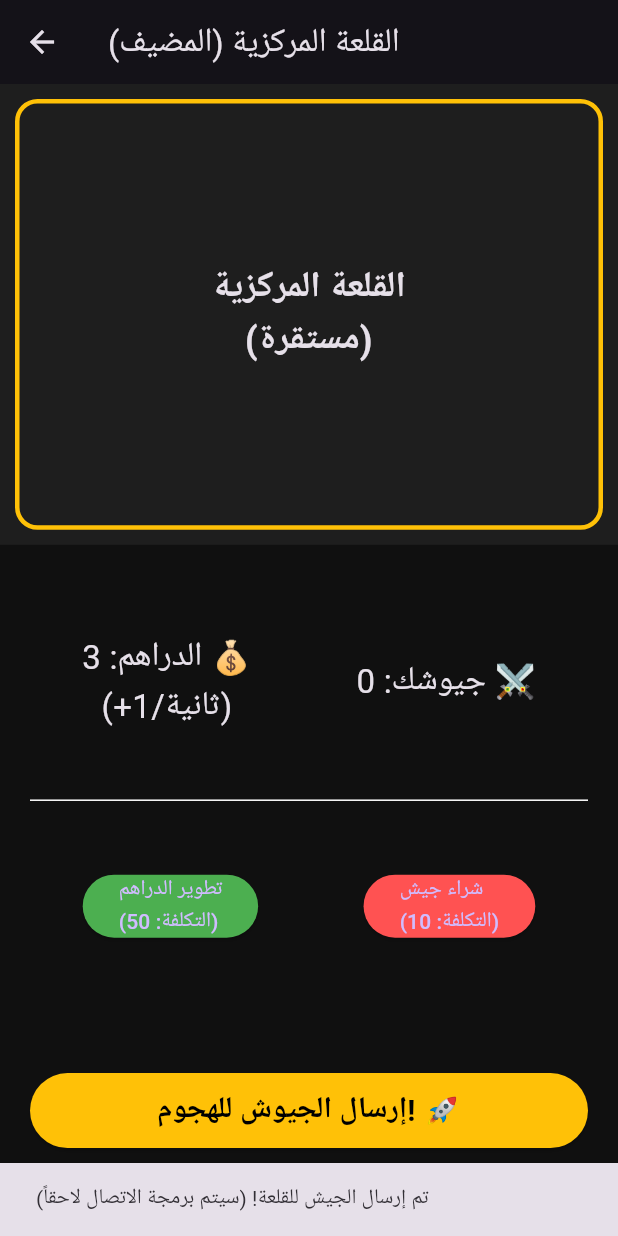
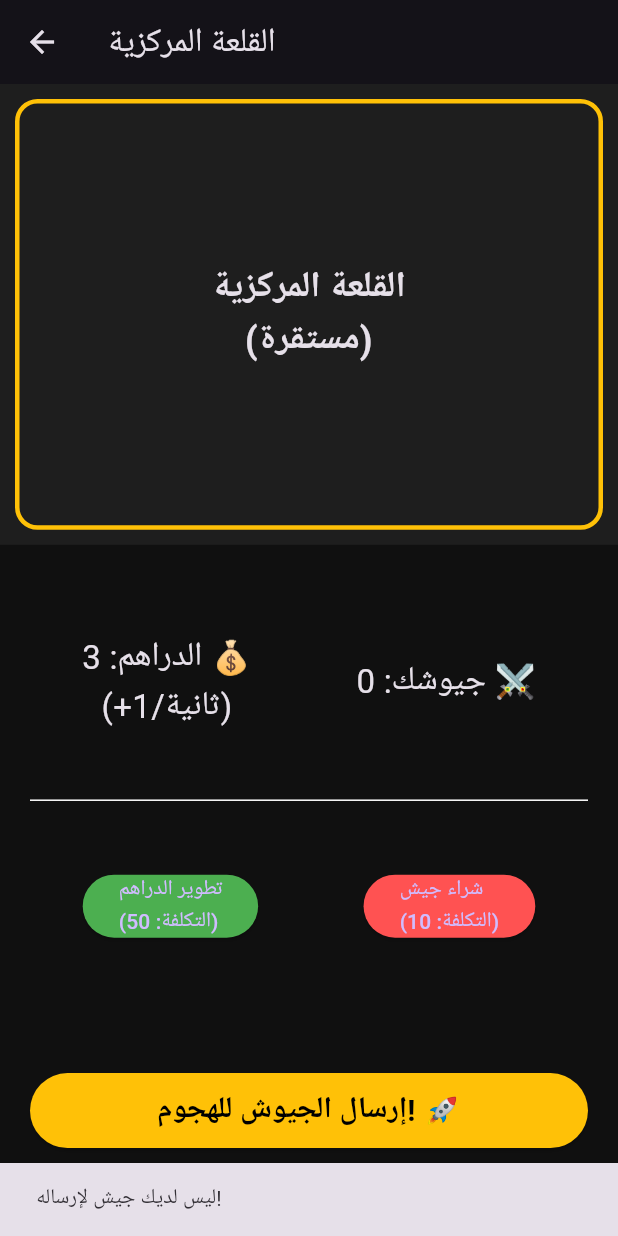
Before and after one commit to shnomadre7-design/Labate-, a Flutter app: the GameScreen screen opened directly, after a tap on "إرسال الجيوش للهجوم! 🚀", on a phone screen of 412 x 824 dp. Run offline on Flutter 3.47's test engine with Material 3 defaults, Android fonts, the phone set to English and light mode, and no system bars.

Commit message:
Update main.dart

```diff
--- a/lib/main.dart
+++ b/lib/main.dart
@@ -1,5 +1,7 @@
 import 'package:flutter/material.dart';
-import 'dart:async';
+import 'splash.dart';
+import 'economy.dart';
+import 'army.dart';
 
 void main() {
   runApp(const CastleWarApp());
@@ -16,36 +18,31 @@ class CastleWarApp extends StatelessWidget {
         scaffoldBackgroundColor: const Color(0xFF1E1E1E),
         primaryColor: Colors.amber,
       ),
-      home: const MainMenu(),
+      home: const SplashScreen(), // جعلنا البداية من شاشة السبلاش
       debugShowCheckedModeBanner: false,
     );
   }
 }
 
-// شاشة البداية (اختيار إنشاء غرفة أو الانضمام)
 class MainMenu extends StatelessWidget {
   const MainMenu({super.key});
 
   @override
   Widget build(BuildContext context) {
     return Scaffold(
-      appBar: AppBar(title: const Text('حرب القلعة - الشبكة المحلية'), centerTitle: true),
+      appBar: AppBar(title: const Text('حرب القلعة - القائمة الرئيسية'), centerTitle: true),
       body: Center(
         child: Column(
           mainAxisAlignment: MainAxisAlignment.center,
           children: [
             ElevatedButton(
-              onPressed: () {
-                Navigator.push(context, MaterialPageRoute(builder: (context) => const GameScreen(isHost: true)));
-              },
-              child: const Text('إنشاء معركة (أنت القلعة والمملكة الأولى)', style: TextStyle(fontSize: 20)),
+              onPressed: () => Navigator.push(context, MaterialPageRoute(builder: (context) => const GameScreen(isHost: true))),
+              child: const Text('إنشاء معركة (Host)', style: TextStyle(fontSize: 20)),
             ),
             const SizedBox(height: 20),
             ElevatedButton(
-              onPressed: () {
-                Navigator.push(context, MaterialPageRoute(builder: (context) => const GameScreen(isHost: false)));
-              },
-              child: const Text('الانضمام لمعركة', style: TextStyle(fontSize: 20)),
+              onPressed: () => Navigator.push(context, MaterialPageRoute(builder: (context) => const GameScreen(isHost: false))),
+              child: const Text('الانضمام لمعركة (Join)', style: TextStyle(fontSize: 20)),
             ),
           ],
         ),
@@ -54,7 +51,6 @@ class MainMenu extends StatelessWidget {
   }
 }
 
-// شاشة اللعب والعدادات
 class GameScreen extends StatefulWidget {
   final bool isHost;
   const GameScreen({super.key, required this.isHost});
@@ -64,53 +60,30 @@ class GameScreen extends StatefulWidget {
 }
 
 class _GameScreenState extends State<GameScreen> {
-  int coins = 0;
-  int coinsPerSecond = 1;
-  int troops = 0;
-  Timer? _timer;
+  late EconomyManager economy;
+  late ArmyManager army;
 
   @override
   void initState() {
     super.initState();
-    // تشغيل العداد لإضافة الدراهم كل ثانية
-    _timer = Timer.periodic(const Duration(seconds: 1), (timer) {
-      setState(() {
-        coins += coinsPerSecond;
-      });
-    });
+    // ربط ملفات الاقتصاد والجيوش بالشاشة
+    economy = EconomyManager(onUpdate: () => setState(() {}));
+    army = ArmyManager(onUpdate: () => setState(() {}));
+    economy.startEarning();
   }
 
   @override
   void dispose() {
-    _timer?.cancel();
+    economy.stopEarning();
     super.dispose();
-  }
-
-  void upgradeEconomy() {
-    if (coins >= 50) {
-      setState(() {
-        coins -= 50;
-        coinsPerSecond += 2; // تطوير الدخل
-      });
-    }
-  }
-
-  void buyTroops() {
-    if (coins >= 10) {
-      setState(() {
-        coins -= 10;
-        troops += 5; // شراء 5 جنود
-      });
-    }
   }
 
   @override
   Widget build(BuildContext context) {
     return Scaffold(
-      appBar: AppBar(title: Text(widget.isHost ? 'القلعة المركزية (المضيف)' : 'مملكة المهاجم')),
+      appBar: AppBar(title: Text(widget.isHost ? 'القلعة المركزية' : 'مملكة المهاجم')),
       body: Column(
         children: [
-          // عرض القلعة المركزية وحالتها
           Expanded(
             flex: 2,
             child: Container(
@@ -124,8 +97,6 @@ class _GameScreenState extends State<GameScreen> {
               ),
             ),
           ),
-
-          // لوحة تحكم اللاعب (دراهم وجيوش)
           Expanded(
             flex: 3,
             child: Container(
@@ -137,8 +108,8 @@ class _GameScreenState extends State<GameScreen> {
                   Row(
                     mainAxisAlignment: MainAxisAlignment.spaceAround,
                     children: [
-                      Text('الدراهم: $coins 💰\n(+$coinsPerSecond/ثانية)', style: const TextStyle(fontSize: 22), textAlign: TextAlign.center),
-                      Text('جيوشك: $troops ⚔️', style: const TextStyle(fontSize: 22)),
+                      Text('الدراهم: ${economy.coins} 💰\n(+${economy.coinsPerSecond}/ثانية)', style: const TextStyle(fontSize: 22), textAlign: TextAlign.center),
+                      Text('جيوشك: ${army.troops} ⚔️', style: const TextStyle(fontSize: 22)),
                     ],
                   ),
                   const Divider(color: Colors.white),
@@ -147,12 +118,21 @@ class _GameScreenState extends State<GameScreen> {
                     children: [
                       ElevatedButton(
                         style: ElevatedButton.styleFrom(backgroundColor: Colors.green),
-                        onPressed: upgradeEconomy,
+                        onPressed: economy.upgradeEconomy,
                         child: const Text('تطوير الدراهم\n(التكلفة: 50)'),
                       ),
                       ElevatedButton(
                         style: ElevatedButton.styleFrom(backgroundColor: Colors.redAccent),
-                        onPressed: buyTroops,
+                        onPressed: () {
+                          // شراء الجيش وخصم التكلفة من ملف الاقتصاد
+                          army.buyTroops(10, (cost) {
+                            if (economy.coins >= cost) {
+                              economy.coins -= cost;
+                              return true;
+                            }
+                            return false;
+                          });
+                        },
                         child: const Text('شراء جيش\n(التكلفة: 10)'),
                       ),
                     ],
@@ -164,8 +144,12 @@ class _GameScreenState extends State<GameScreen> {
                     child: ElevatedButton(
                       style: ElevatedButton.styleFrom(backgroundColor: Colors.amber),
                       onPressed: () {
-                        // هنا سنضع كود إرسال الجيوش للقلعة عبر الشبكة
-                        ScaffoldMessenger.of(context).showSnackBar(const SnackBar(content: Text('تم إرسال الجيش للقلعة! (سيتم برمجة الاتصال لاحقاً)')));
+                        if (army.troops > 0) {
+                          int sent = army.sendTroops();
+                          ScaffoldMessenger.of(context).showSnackBar(SnackBar(content: Text('تم إرسال $sent جندي للقلعة!')));
+                        } else {
+                          ScaffoldMessenger.of(context).showSnackBar(const SnackBar(content: Text('ليس لديك جيش لإرساله!')));
+                        }
                       },
                       child: const Text('إرسال الجيوش للهجوم! 🚀', style: TextStyle(fontSize: 20, color: Colors.black, fontWeight: FontWeight.bold)),
                     ),
```
